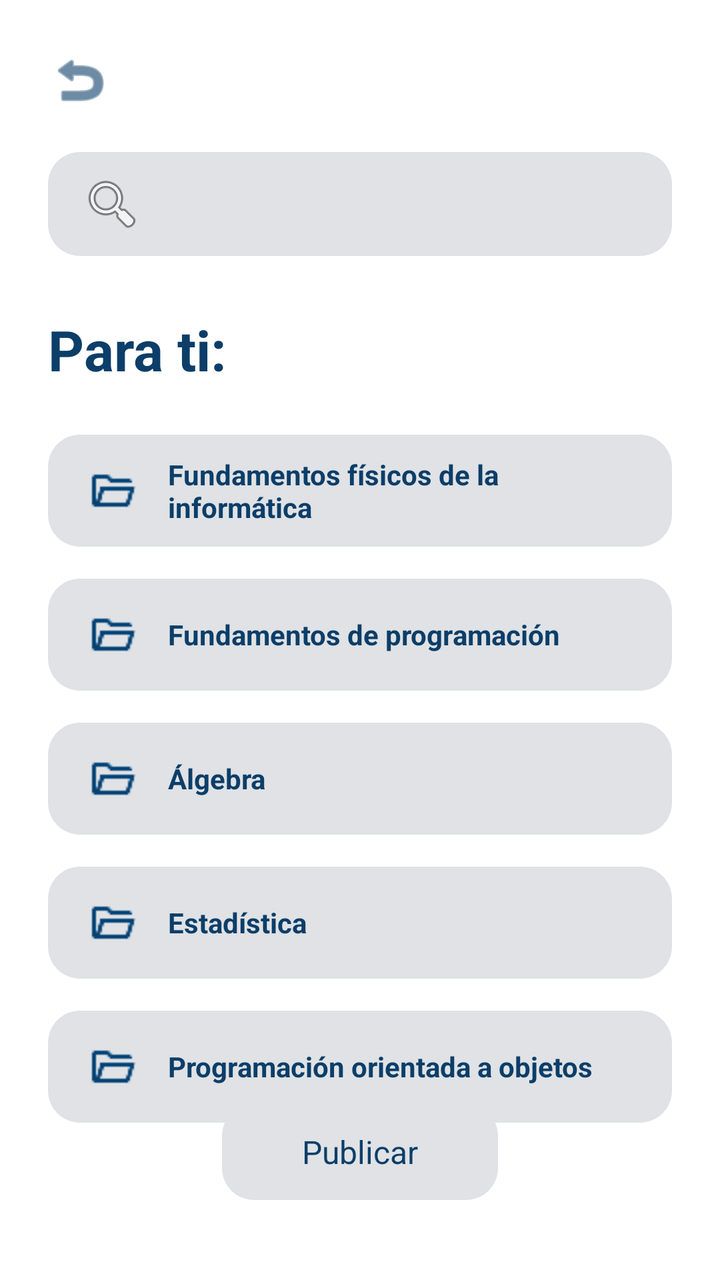
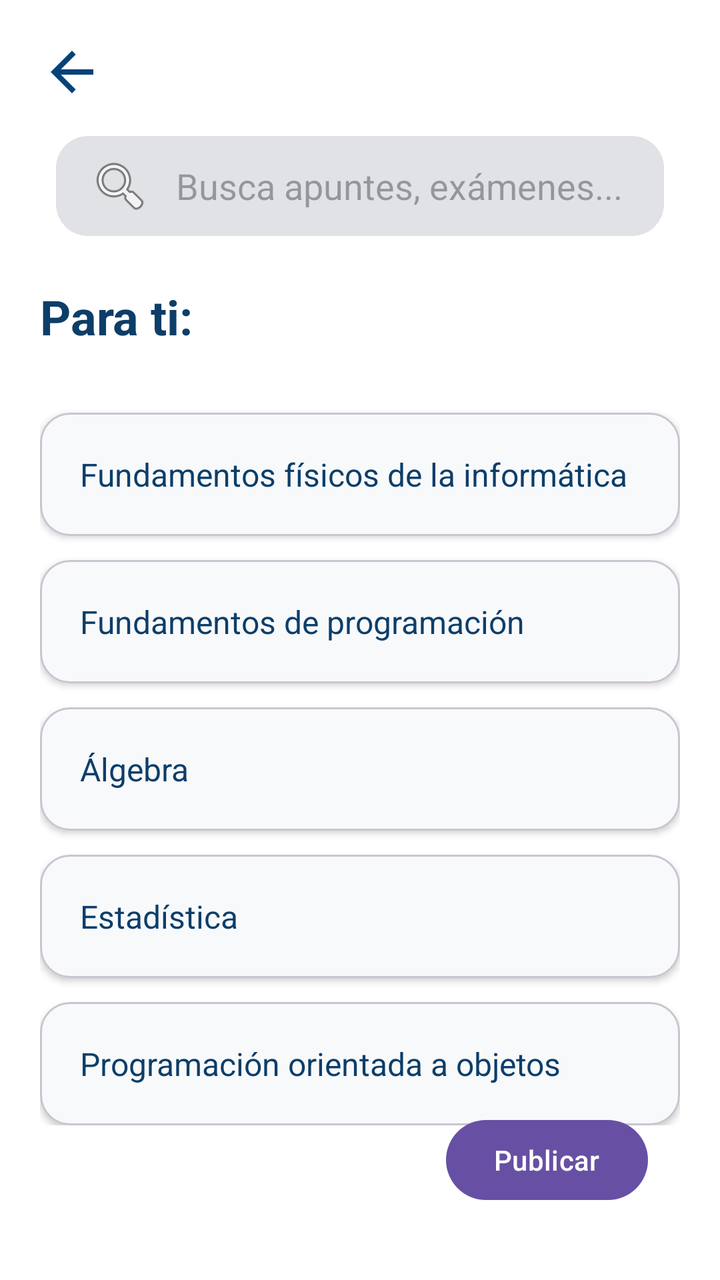

Screens rendered from an Android XML layout before and after an edit, with the pre-edit source and the edit as a unified diff.
<!-- AndroidManifest.xml: application theme Theme.ProyectoFloppy -->
<!-- res/layout/fragment_parati.xml -->
<?xml version="1.0" encoding="utf-8"?>
<androidx.constraintlayout.widget.ConstraintLayout
    xmlns:android="http://schemas.android.com/apk/res/android"
    xmlns:app="http://schemas.android.com/apk/res-auto"
    android:layout_width="match_parent"
    android:layout_height="match_parent"
    android:background="#FFFFFF"
    android:padding="24dp">

    <ImageView
        android:id="@+id/btn_back"
        android:layout_width="32dp"
        android:layout_height="32dp"
        android:src="@android:drawable/ic_menu_revert"
        app:layout_constraintTop_toTopOf="parent"
        app:layout_constraintStart_toStartOf="parent"
        app:tint="#0C3E69" />

    <EditText
        android:id="@+id/et_search"
        android:layout_width="0dp"
        android:layout_height="52dp"
        android:layout_marginTop="20dp"
        android:background="@drawable/fondo_gris_redondeado"
        android:drawableStart="@android:drawable/ic_menu_search"
        android:drawablePadding="12dp"
        android:paddingStart="16dp"
        android:paddingEnd="16dp"
        android:hint=""
        app:layout_constraintTop_toBottomOf="@id/btn_back"
        app:layout_constraintStart_toStartOf="parent"
        app:layout_constraintEnd_toEndOf="parent" />

    <TextView
        android:id="@+id/tv_title"
        android:layout_width="wrap_content"
        android:layout_height="wrap_content"
        android:layout_marginTop="28dp"
        android:text="@string/title_para_ti"
        android:textColor="#0C3E69"
        android:textSize="28sp"
        android:textStyle="bold"
        app:layout_constraintTop_toBottomOf="@id/et_search"
        app:layout_constraintStart_toStartOf="parent" />

    <LinearLayout
        android:id="@+id/ll_lista"
        android:layout_width="0dp"
        android:layout_height="wrap_content"
        android:layout_marginTop="24dp"
        android:orientation="vertical"
        app:layout_constraintTop_toBottomOf="@id/tv_title"
        app:layout_constraintStart_toStartOf="parent"
        app:layout_constraintEnd_toEndOf="parent">

        <TextView
            android:id="@+id/item_fisica"
            android:layout_width="match_parent"
            android:layout_height="56dp"
            android:background="@drawable/fondo_gris_redondeado"
            android:drawableStart="@drawable/carpeta"
            android:drawablePadding="16dp"
            android:gravity="center_vertical"
            android:paddingStart="20dp"
            android:paddingEnd="20dp"
            android:text="@string/subject_fisica"
            android:textColor="#0C3E69"
            android:textStyle="bold"
            android:layout_marginBottom="16dp" />

        <TextView
            android:id="@+id/item_programacion"
            android:layout_width="match_parent"
            android:layout_height="56dp"
            android:background="@drawable/fondo_gris_redondeado"
            android:drawableStart="@drawable/carpeta"
            android:drawablePadding="16dp"
            android:gravity="center_vertical"
            android:paddingStart="20dp"
            android:paddingEnd="20dp"
            android:text="@string/subject_programacion"
            android:textColor="#0C3E69"
            android:textStyle="bold"
            android:layout_marginBottom="16dp" />

        <TextView
            android:id="@+id/item_algebra"
            android:layout_width="match_parent"
            android:layout_height="56dp"
            android:background="@drawable/fondo_gris_redondeado"
            android:drawableStart="@drawable/carpeta"
            android:drawablePadding="16dp"
            android:gravity="center_vertical"
            android:paddingStart="20dp"
            android:paddingEnd="20dp"
            android:text="@string/subject_algebra"
            android:textColor="#0C3E69"
            android:textStyle="bold"
            android:layout_marginBottom="16dp" />

        <TextView
            android:id="@+id/item_estadistica"
            android:layout_width="match_parent"
            android:layout_height="56dp"
            android:background="@drawable/fondo_gris_redondeado"
            android:drawableStart="@drawable/carpeta"
            android:drawablePadding="16dp"
            android:gravity="center_vertical"
            android:paddingStart="20dp"
            android:paddingEnd="20dp"
            android:text="@string/subject_estadistica"
            android:textColor="#0C3E69"
            android:textStyle="bold"
            android:layout_marginBottom="16dp" />

        <TextView
            android:id="@+id/item_poo"
            android:layout_width="match_parent"
            android:layout_height="56dp"
            android:background="@drawable/fondo_gris_redondeado"
            android:drawableStart="@drawable/carpeta"
            android:drawablePadding="16dp"
            android:gravity="center_vertical"
            android:paddingStart="20dp"
            android:paddingEnd="20dp"
            android:text="@string/subject_poo"
            android:textColor="#0C3E69"
            android:textStyle="bold" />

    </LinearLayout>

    <TextView
        android:id="@+id/btn_publicar"
        android:layout_width="wrap_content"
        android:layout_height="48dp"
        android:layout_marginBottom="16dp"
        android:background="@drawable/fondo_gris_redondeado"
        android:gravity="center"
        android:paddingStart="40dp"
        android:paddingEnd="40dp"
        android:text="@string/btn_publicar"
        android:textColor="#0C3E69"
        android:textSize="16sp"
        app:layout_constraintBottom_toBottomOf="parent"
        app:layout_constraintStart_toStartOf="parent"
        app:layout_constraintEnd_toEndOf="parent" />

</androidx.constraintlayout.widget.ConstraintLayout>
<!-- resources referenced by this layout -->
<resources>
  <!-- drawable carpeta: png bitmap (drawable, 559 bytes) -->
  <!-- drawable fondo_gris_redondeado (drawable) -->
  <?xml version="1.0" encoding="utf-8"?>
  <shape xmlns:android="http://schemas.android.com/apk/res/android">
      <solid android:color="#E0E2E5" />
      <corners android:radius="16dp" />
  </shape>
  <string name="btn_publicar">Publicar</string>
  <string name="subject_algebra">Álgebra</string>
  <string name="subject_estadistica">Estadística</string>
  <string name="subject_fisica">Fundamentos físicos de la informática</string>
  <string name="subject_poo">Programación orientada a objetos</string>
  <string name="subject_programacion">Fundamentos de programación</string>
  <string name="title_para_ti">Para ti:</string>
  <style name="Theme.ProyectoFloppy" parent="Base.Theme.ProyectoFloppy" />
  <style name="Base.Theme.ProyectoFloppy" parent="Theme.Material3.DayNight.NoActionBar">
          
          
      </style>
</resources>

<!-- the commit's change to res/layout/fragment_parati.xml (unified diff, before → after) -->
@@ -5,144 +5,170 @@
     android:layout_width="match_parent"
     android:layout_height="match_parent"
     android:background="#FFFFFF"
-    android:padding="24dp">
+    android:padding="20dp">
 
     <ImageView
         android:id="@+id/btn_back"
         android:layout_width="32dp"
         android:layout_height="32dp"
-        android:src="@android:drawable/ic_menu_revert"
+        android:src="@drawable/baseline_arrow_back_24"
         app:layout_constraintTop_toTopOf="parent"
         app:layout_constraintStart_toStartOf="parent"
-        app:tint="#0C3E69" />
+        app:tint="@color/corporativo" />
 
     <EditText
         android:id="@+id/et_search"
         android:layout_width="0dp"
-        android:layout_height="52dp"
-        android:layout_marginTop="20dp"
+        android:layout_height="50dp"
+        android:layout_marginTop="16dp"
+        android:layout_marginHorizontal="8dp"
         android:background="@drawable/fondo_gris_redondeado"
         android:drawableStart="@android:drawable/ic_menu_search"
         android:drawablePadding="12dp"
+        android:hint="Busca apuntes, exámenes..."
         android:paddingStart="16dp"
-        android:paddingEnd="16dp"
-        android:hint=""
         app:layout_constraintTop_toBottomOf="@id/btn_back"
         app:layout_constraintStart_toStartOf="parent"
         app:layout_constraintEnd_toEndOf="parent" />
 
     <TextView
-        android:id="@+id/tv_title"
+        android:id="@+id/tv_title_parati"
         android:layout_width="wrap_content"
         android:layout_height="wrap_content"
-        android:layout_marginTop="28dp"
+        android:layout_marginTop="24dp"
         android:text="@string/title_para_ti"
         android:textColor="#0C3E69"
-        android:textSize="28sp"
+        android:textSize="24sp"
         android:textStyle="bold"
         app:layout_constraintTop_toBottomOf="@id/et_search"
         app:layout_constraintStart_toStartOf="parent" />
 
-    <LinearLayout
-        android:id="@+id/ll_lista"
-        android:layout_width="0dp"
-        android:layout_height="wrap_content"
-        android:layout_marginTop="24dp"
-        android:orientation="vertical"
-        app:layout_constraintTop_toBottomOf="@id/tv_title"
-        app:layout_constraintStart_toStartOf="parent"
-        app:layout_constraintEnd_toEndOf="parent">
+    <ScrollView
+        android:layout_width="match_parent"
+        android:layout_height="0dp"
+        android:layout_marginTop="16dp"
+        app:layout_constraintTop_toBottomOf="@id/tv_title_parati"
+        app:layout_constraintBottom_toBottomOf="parent">
 
-        <TextView
-            android:id="@+id/item_fisica"
+        <LinearLayout
             android:layout_width="match_parent"
-            android:layout_height="56dp"
-            android:background="@drawable/fondo_gris_redondeado"
-            android:drawableStart="@drawable/carpeta"
-            android:drawablePadding="16dp"
-            android:gravity="center_vertical"
-            android:paddingStart="20dp"
-            android:paddingEnd="20dp"
-            android:text="@string/subject_fisica"
-            android:textColor="#0C3E69"
-            android:textStyle="bold"
-            android:layout_marginBottom="16dp" />
+            android:layout_height="wrap_content"
+            android:orientation="vertical"
+            android:paddingBottom="20dp">
 
-        <TextView
-            android:id="@+id/item_programacion"
-            android:layout_width="match_parent"
-            android:layout_height="56dp"
-            android:background="@drawable/fondo_gris_redondeado"
-            android:drawableStart="@drawable/carpeta"
-            android:drawablePadding="16dp"
-            android:gravity="center_vertical"
-            android:paddingStart="20dp"
-            android:paddingEnd="20dp"
-            android:text="@string/subject_programacion"
-            android:textColor="#0C3E69"
-            android:textStyle="bold"
-            android:layout_marginBottom="16dp" />
+            <androidx.recyclerview.widget.RecyclerView
+                android:id="@+id/rv_apuntes"
+                android:layout_width="match_parent"
+                android:layout_height="wrap_content"
+                android:nestedScrollingEnabled="false" />
 
-        <TextView
-            android:id="@+id/item_algebra"
-            android:layout_width="match_parent"
-            android:layout_height="56dp"
-            android:background="@drawable/fondo_gris_redondeado"
-            android:drawableStart="@drawable/carpeta"
-            android:drawablePadding="16dp"
-            android:gravity="center_vertical"
-            android:paddingStart="20dp"
-            android:paddingEnd="20dp"
-            android:text="@string/subject_algebra"
-            android:textColor="#0C3E69"
-            android:textStyle="bold"
-            android:layout_marginBottom="16dp" />
+            
+            <com.google.android.material.card.MaterialCardView
+                android:id="@+id/item_fisica"
+                android:layout_width="match_parent"
+                android:layout_height="wrap_content"
+                android:layout_marginTop="16dp"
+                android:clickable="true"
+                android:focusable="true"
+                app:cardBackgroundColor="#F8F9FB"
+                app:cardCornerRadius="15dp"
+                app:cardElevation="2dp">
+                <TextView
+                    android:layout_width="match_parent"
+                    android:layout_height="wrap_content"
+                    android:padding="20dp"
+                    android:text="@string/subject_fisica"
+                    android:textColor="#0C3E69"
+                    android:textSize="16sp" />
+            </com.google.android.material.card.MaterialCardView>
 
-        <TextView
-            android:id="@+id/item_estadistica"
-            android:layout_width="match_parent"
-            android:layout_height="56dp"
-            android:background="@drawable/fondo_gris_redondeado"
-            android:drawableStart="@drawable/carpeta"
-            android:drawablePadding="16dp"
-            android:gravity="center_vertical"
-            android:paddingStart="20dp"
-            android:paddingEnd="20dp"
-            android:text="@string/subject_estadistica"
-            android:textColor="#0C3E69"
-            android:textStyle="bold"
-            android:layout_marginBottom="16dp" />
+            <com.google.android.material.card.MaterialCardView
+                android:id="@+id/item_programacion"
+                android:layout_width="match_parent"
+                android:layout_height="wrap_content"
+                android:layout_marginTop="12dp"
+                android:clickable="true"
+                android:focusable="true"
+                app:cardBackgroundColor="#F8F9FB"
+                app:cardCornerRadius="15dp"
+                app:cardElevation="2dp">
+                <TextView
+                    android:layout_width="match_parent"
+                    android:layout_height="wrap_content"
+                    android:padding="20dp"
+                    android:text="@string/subject_programacion"
+                    android:textColor="#0C3E69"
+                    android:textSize="16sp" />
+            </com.google.android.material.card.MaterialCardView>
 
-        <TextView
-            android:id="@+id/item_poo"
-            android:layout_width="match_parent"
-            android:layout_height="56dp"
-            android:background="@drawable/fondo_gris_redondeado"
-            android:drawableStart="@drawable/carpeta"
-            android:drawablePadding="16dp"
-            android:gravity="center_vertical"
-            android:paddingStart="20dp"
-            android:paddingEnd="20dp"
-            android:text="@string/subject_poo"
-            android:textColor="#0C3E69"
-            android:textStyle="bold" />
+            <com.google.android.material.card.MaterialCardView
+                android:id="@+id/item_algebra"
+                android:layout_width="match_parent"
+                android:layout_height="wrap_content"
+                android:layout_marginTop="12dp"
+                android:clickable="true"
+                android:focusable="true"
+                app:cardBackgroundColor="#F8F9FB"
+                app:cardCornerRadius="15dp"
+                app:cardElevation="2dp">
+                <TextView
+                    android:layout_width="match_parent"
+                    android:layout_height="wrap_content"
+                    android:padding="20dp"
+                    android:text="@string/subject_algebra"
+                    android:textColor="#0C3E69"
+                    android:textSize="16sp" />
+            </com.google.android.material.card.MaterialCardView>
 
-    </LinearLayout>
+            <com.google.android.material.card.MaterialCardView
+                android:id="@+id/item_estadistica"
+                android:layout_width="match_parent"
+                android:layout_height="wrap_content"
+                android:layout_marginTop="12dp"
+                android:clickable="true"
+                android:focusable="true"
+                app:cardBackgroundColor="#F8F9FB"
+                app:cardCornerRadius="15dp"
+                app:cardElevation="2dp">
+                <TextView
+                    android:layout_width="match_parent"
+                    android:layout_height="wrap_content"
+                    android:padding="20dp"
+                    android:text="@string/subject_estadistica"
+                    android:textColor="#0C3E69"
+                    android:textSize="16sp" />
+            </com.google.android.material.card.MaterialCardView>
 
-    <TextView
+            <com.google.android.material.card.MaterialCardView
+                android:id="@+id/item_poo"
+                android:layout_width="match_parent"
+                android:layout_height="wrap_content"
+                android:layout_marginTop="12dp"
+                android:clickable="true"
+                android:focusable="true"
+                app:cardBackgroundColor="#F8F9FB"
+                app:cardCornerRadius="15dp"
+                app:cardElevation="2dp">
+                <TextView
+                    android:layout_width="match_parent"
+                    android:layout_height="wrap_content"
+                    android:padding="20dp"
+                    android:text="@string/subject_poo"
+                    android:textColor="#0C3E69"
+                    android:textSize="16sp" />
+            </com.google.android.material.card.MaterialCardView>
+
+        </LinearLayout>
+    </ScrollView>
+
+    <com.google.android.material.button.MaterialButton
         android:id="@+id/btn_publicar"
         android:layout_width="wrap_content"
-        android:layout_height="48dp"
-        android:layout_marginBottom="16dp"
-        android:background="@drawable/fondo_gris_redondeado"
-        android:gravity="center"
-        android:paddingStart="40dp"
-        android:paddingEnd="40dp"
+        android:layout_height="wrap_content"
+        android:layout_margin="16dp"
         android:text="@string/btn_publicar"
-        android:textColor="#0C3E69"
-        android:textSize="16sp"
+        app:cornerRadius="20dp"
         app:layout_constraintBottom_toBottomOf="parent"
-        app:layout_constraintStart_toStartOf="parent"
         app:layout_constraintEnd_toEndOf="parent" />
 
 </androidx.constraintlayout.widget.ConstraintLayout>
<!-- resource entries referenced after the edit -->
@@ -1,6 +1,16 @@
 <!-- resources referenced by this layout -->
 <resources>
-  <!-- drawable carpeta: png bitmap (drawable, 559 bytes) -->
+  <color name="corporativo">#044377</color>
+  <!-- drawable baseline_arrow_back_24 (drawable) -->
+  <vector xmlns:android="http://schemas.android.com/apk/res/android"
+      android:width="24dp"
+      android:height="24dp"
+      android:viewportWidth="24.0"
+      android:viewportHeight="24.0">
+      <path
+          android:fillColor="#FF000000"
+          android:pathData="M20,11H7.83l5.59,-5.59L12,4l-8,8 8,8 1.41,-1.41L7.83,13H20v-2z"/>
+  </vector>
   <!-- drawable fondo_gris_redondeado (drawable) -->
   <?xml version="1.0" encoding="utf-8"?>
   <shape xmlns:android="http://schemas.android.com/apk/res/android">
